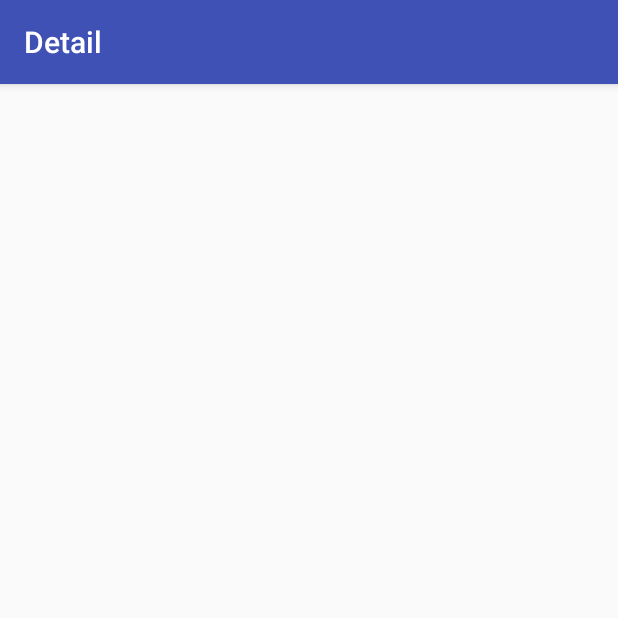
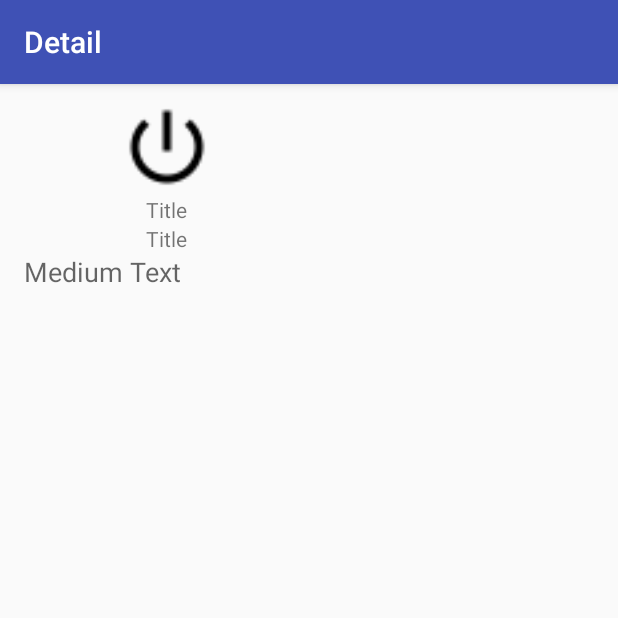
Before and after one commit to marija283/BookProject, an Android app: the BookDetailActivity screen opened directly, with no data from a screen before it, on a phone screen of 412 x 824 dp, the top half of it. Run offline under Robolectric (Android 15) with nearby library versions, the phone set to English and light mode, and no system bars; our stand-ins replace Picasso; pictures from the network do not load; 4 statements that could not run were skipped.

Commit message:
Parcelable and little layout detail

```diff
--- a/app/src/main/java/mk/finki/mpip/bookproject/BookDetailActivity.java
+++ b/app/src/main/java/mk/finki/mpip/bookproject/BookDetailActivity.java
@@ -1,23 +1,57 @@
 package mk.finki.mpip.bookproject;
 
+import android.content.Intent;
 import android.support.v7.app.AppCompatActivity;
 import android.os.Bundle;
 import android.support.v7.widget.Toolbar;
 import android.view.View;
+import android.widget.ImageView;
+import android.widget.TextView;
+
+import com.squareup.picasso.Picasso;
+
+import mk.finki.mpip.bookproject.Entities.Book;
 
 public class BookDetailActivity extends AppCompatActivity {
+    ImageView bookImg;
+    TextView bookName;
+    TextView bookDesctiption;
+    TextView bookAuthor;
+    private Picasso imageLoader;
 
 
     @Override
     protected void onCreate(Bundle savedInstanceState) {
         super.onCreate(savedInstanceState);
-
-
         setContentView(R.layout.activity_book_detail);
+        doInject();
 
     }
 
-    @Override
+
+
+
+    private void doInject() {
+        Intent i = getIntent();
+        Book bookObj = (Book) i.getParcelableExtra("bookObj");
+        imageLoader = Picasso.with(BookDetailActivity.this);
+        bookImg = (ImageView) findViewById(R.id.bookImg);
+        bookName = (TextView) findViewById(R.id.book_name);
+        bookDesctiption = (TextView) findViewById(R.id.book_description);
+        bookAuthor = (TextView) findViewById(R.id.book_author);
+
+        imageLoader.load("http://marketmybook.in/wp-content/uploads/2013/05/Library-Books.jpg").
+                placeholder(R.mipmap.ic_person_black_24dp)
+                .error(R.mipmap.ic_power_settings_new_black_24dp)
+                .into(bookImg);
+        bookName.setText(bookObj.getTitle());
+        bookDesctiption.setText(bookObj.getDescription());
+        bookAuthor.setText(bookObj.getAuthor().toString());
+        setTitle(bookObj.getTitle());
+
+    }
+
+        @Override
     public void onBackPressed() {
         super.onBackPressed();
     }
--- a/app/src/main/java/mk/finki/mpip/bookproject/Fragments/ListFragment.java
+++ b/app/src/main/java/mk/finki/mpip/bookproject/Fragments/ListFragment.java
@@ -75,6 +75,7 @@ public class ListFragment extends Fragment {
                 Book book = bookList.get(position);
 
                 Intent i = new Intent( getActivity(), BookDetailActivity.class);
+                i.putExtra("bookObj", book);
                 getActivity().startActivity(i);
             }
         });
--- a/app/src/main/res/layout/activity_book_detail.xml
+++ b/app/src/main/res/layout/activity_book_detail.xml
@@ -9,10 +9,60 @@
     android:paddingTop="@dimen/activity_vertical_margin"
     tools:context="mk.finki.mpip.bookproject.BookDetailActivity">
 
-    <!--<include-->
-        <!--layout="@layout/toolbar"-->
-        <!--android:layout_width="match_parent"-->
-        <!--android:layout_height="match_parent" />-->
+    <LinearLayout
+        android:orientation="vertical"
+        android:layout_width="match_parent"
+        android:layout_height="match_parent"
+        android:gravity="top|center">
+
+        <LinearLayout
+            android:orientation="vertical"
+            android:layout_width="wrap_content"
+            android:layout_height="wrap_content"
+            android:layout_alignParentStart="true"
+            android:layout_marginStart="63dp"
+            android:gravity="center_vertical|center"
+            android:layout_gravity="center_vertical">
+
+            <ImageView
+                android:layout_width="@dimen/book_image_width"
+                android:layout_height="@dimen/book_image_height"
+                android:id="@+id/bookImg"
+                android:layout_alignParentTop="true"
+                android:layout_alignParentStart="true"
+                android:layout_gravity="center_horizontal"></ImageView>
+
+            <TextView
+                android:id="@+id/book_name"
+                android:text="Title"
+                android:layout_toRightOf="@id/bookImg"
+                android:layout_width="wrap_content"
+                android:layout_height="wrap_content"
+                android:layout_gravity="center" />
+            <TextView
+                android:id="@+id/book_author"
+                android:text="Title"
+                android:layout_width="wrap_content"
+                android:layout_height="wrap_content"
+                android:layout_gravity="center" />
+        </LinearLayout>
+
+        <LinearLayout
+            android:orientation="vertical"
+            android:layout_width="match_parent"
+            android:layout_height="match_parent"
+            android:weightSum="1">
+
+            <TextView
+                android:layout_width="match_parent"
+                android:layout_height="wrap_content"
+                android:textAppearance="?android:attr/textAppearanceMedium"
+                android:text="Medium Text"
+                android:id="@+id/book_description"
+                android:layout_gravity="center_horizontal"
+                android:layout_weight="0.29" />
+        </LinearLayout>
+    </LinearLayout>
 
 
 </RelativeLayout>
```
Also changed, not shown: app/src/main/java/mk/finki/mpip/bookproject/Entities/Author.java (+44 -1 lines), app/src/main/java/mk/finki/mpip/bookproject/Entities/Book.java (+42 -1 lines), app/src/main/java/mk/finki/mpip/bookproject/Entities/Genre.java (+35 -1 lines).
